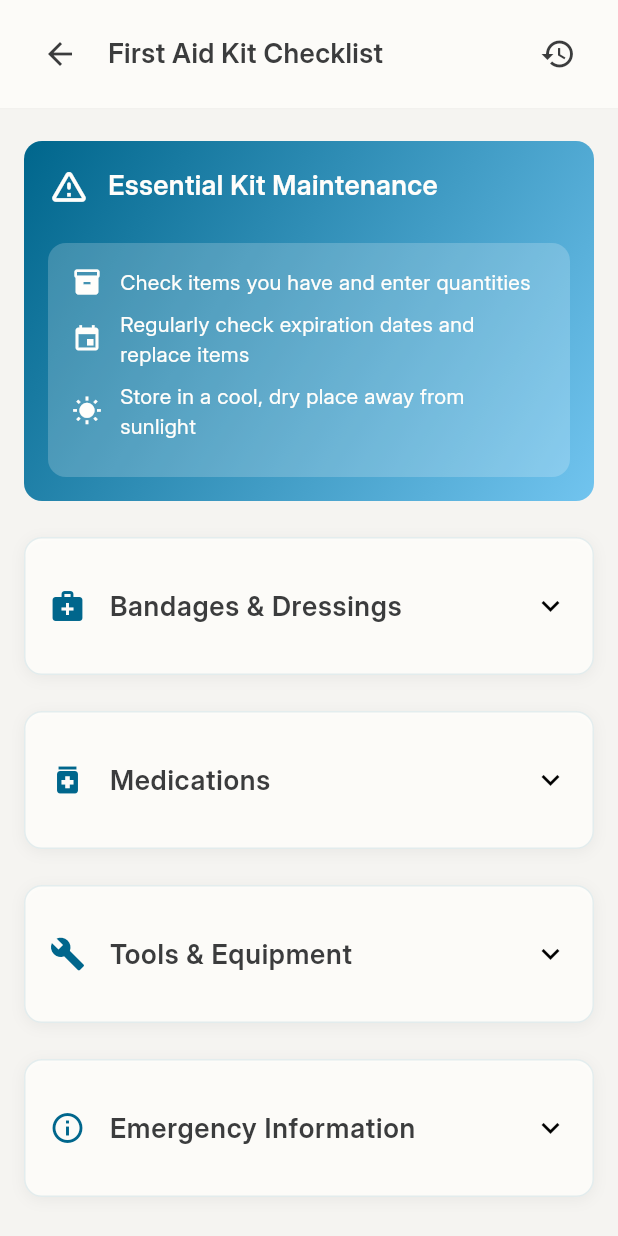
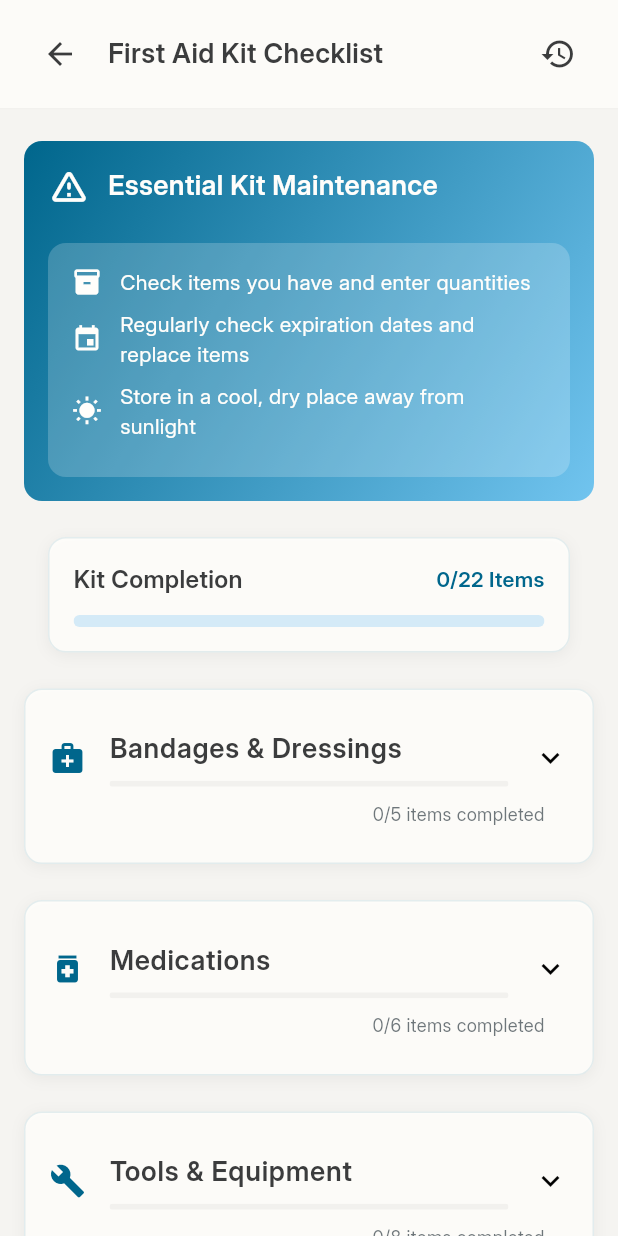
Before and after one commit to EnRui11/MY_DPAR, a Flutter app: the FirstAidKitScreen screen opened directly, on a phone screen of 412 x 824 dp. Run offline on Flutter 3.47's test engine with Material 3 defaults, Android fonts, the phone set to English and light mode, and no system bars; our stand-ins replace audioplayers, flutter_animate, flutter_map, geocoding, geolocator, image_picker and 3 more; accounts and stored records are empty.

Commit message:
First Aid Kit Interface and Home Safety Checklist Interface
Add Progress Bar for Each Catogories, Home Safety Checklist Interface Design

```diff
--- a/lib/screens/knowledge_base/first_aid_guide/first_aid_kit_screen.dart
+++ b/lib/screens/knowledge_base/first_aid_guide/first_aid_kit_screen.dart
@@ -4,6 +4,7 @@ import 'package:shared_preferences/shared_preferences.dart';
 import 'package:mydpar/theme/color_theme.dart';
 import 'package:mydpar/theme/theme_provider.dart';
 
+/// Represents an item in the first aid kit with a name, checked status, and quantity.
 class FirstAidKitItem {
   final String name;
   bool checked;
@@ -28,6 +29,7 @@ class FirstAidKitItem {
   );
 }
 
+/// A screen displaying a first aid kit checklist with progress tracking.
 class FirstAidKitScreen extends StatefulWidget {
   const FirstAidKitScreen({super.key});
 
@@ -36,6 +38,7 @@ class FirstAidKitScreen extends StatefulWidget {
 }
 
 class _FirstAidKitScreenState extends State<FirstAidKitScreen> {
+  // Constants for consistent spacing and padding
   static const double _paddingValue = 16.0;
   static const double _spacingSmall = 8.0;
   static const double _spacingMedium = 12.0;
@@ -49,6 +52,8 @@ class _FirstAidKitScreenState extends State<FirstAidKitScreen> {
   };
 
   bool _isLoading = false;
+  int _totalItems = 0;
+  int _completedItems = 0;
 
   @override
   void initState() {
@@ -56,6 +61,13 @@ class _FirstAidKitScreenState extends State<FirstAidKitScreen> {
     _loadItems();
   }
 
+  /// Updates the total and completed item counts for progress tracking.
+  void _updateProgress() {
+    _totalItems = _categories.values.fold(0, (sum, items) => sum + items.length);
+    _completedItems = _categories.values.fold(0, (sum, items) => sum + items.where((item) => item.checked).length);
+  }
+
+  /// Loads items from SharedPreferences and initializes progress.
   Future<void> _loadItems() async {
     setState(() => _isLoading = true);
     final prefs = await SharedPreferences.getInstance();
@@ -90,11 +102,12 @@ class _FirstAidKitScreenState extends State<FirstAidKitScreen> {
       await prefs.setBool('first_aid_kit_initialized', true);
     }
 
-    if (mounted) {
-      setState(() => _isLoading = false);
-    }
+    _updateProgress();
+
+    if (mounted) setState(() => _isLoading = false);
   }
 
+  /// Saves all items to SharedPreferences.
   Future<void> _saveItems() async {
     final prefs = await SharedPreferences.getInstance();
     for (final category in _categories.keys) {
@@ -105,6 +118,7 @@ class _FirstAidKitScreenState extends State<FirstAidKitScreen> {
     }
   }
 
+  /// Resets the checklist to default items with user confirmation.
   Future<void> _resetToDefaults() async {
     final shouldReset = await showDialog<bool>(
       context: context,
@@ -142,6 +156,7 @@ class _FirstAidKitScreenState extends State<FirstAidKitScreen> {
     }
   }
 
+  /// Initializes default items for each category.
   void _initializeDefaultItems() {
     _categories['Bandages & Dressings'] = [
       FirstAidKitItem(name: 'Adhesive Bandages (various sizes)'),
@@ -180,8 +195,8 @@ class _FirstAidKitScreenState extends State<FirstAidKitScreen> {
 
   @override
   Widget build(BuildContext context) {
-    final ThemeProvider themeProvider = Provider.of<ThemeProvider>(context);
-    final AppColorTheme colors = themeProvider.currentTheme;
+    final themeProvider = Provider.of<ThemeProvider>(context);
+    final colors = themeProvider.currentTheme;
 
     return Scaffold(
       backgroundColor: colors.bg200,
@@ -196,7 +211,7 @@ class _FirstAidKitScreenState extends State<FirstAidKitScreen> {
     );
   }
 
-  /// Builds the header with back button, title, and reset button
+  /// Builds the header with back button, title, and reset button.
   Widget _buildHeader(BuildContext context, AppColorTheme colors) => Container(
     decoration: BoxDecoration(
       color: colors.bg100.withOpacity(0.7),
@@ -225,7 +240,7 @@ class _FirstAidKitScreenState extends State<FirstAidKitScreen> {
     ),
   );
 
-  /// Builds the main content area
+  /// Builds the main content area with progress and categories.
   Widget _buildContent(AppColorTheme colors) => _isLoading
       ? Center(child: CircularProgressIndicator(color: colors.accent200))
       : SingleChildScrollView(
@@ -235,6 +250,8 @@ class _FirstAidKitScreenState extends State<FirstAidKitScreen> {
       children: [
         const SizedBox(height: _spacingLarge),
         _buildMaintenanceCard(colors),
+        const SizedBox(height: _spacingLarge),
+        _buildProgressBar(colors),
         const SizedBox(height: _spacingLarge),
         ..._categories.entries.map(
               (entry) => Column(
@@ -248,7 +265,200 @@ class _FirstAidKitScreenState extends State<FirstAidKitScreen> {
     ),
   );
 
-  /// Maps category names to icons
+  /// Builds the overall progress bar for the kit.
+  Widget _buildProgressBar(AppColorTheme colors) => Container(
+    margin: const EdgeInsets.symmetric(horizontal: _paddingValue),
+    padding: const EdgeInsets.all(_paddingValue),
+    decoration: _buildCardDecoration(colors),
+    child: Column(
+      crossAxisAlignment: CrossAxisAlignment.start,
+      children: [
+        Row(
+          mainAxisAlignment: MainAxisAlignment.spaceBetween,
+          children: [
+            Text(
+              'Kit Completion',
+              style: TextStyle(fontSize: 16, fontWeight: FontWeight.bold, color: colors.primary300),
+            ),
+            Text(
+              '$_completedItems/$_totalItems Items',
+              style: TextStyle(color: colors.accent200, fontWeight: FontWeight.w600),
+            ),
+          ],
+        ),
+        const SizedBox(height: _spacingMedium),
+        ClipRRect(
+          borderRadius: BorderRadius.circular(4),
+          child: LinearProgressIndicator(
+            value: _totalItems > 0 ? (_completedItems / _totalItems).toDouble() : 0.0,
+            backgroundColor: colors.primary100,
+            valueColor: AlwaysStoppedAnimation<Color>(colors.accent200),
+            minHeight: 8,
+          ),
+        ),
+      ],
+    ),
+  );
+
+  /// Builds a category card with items and progress indicator.
+  Widget _buildCategoryCard(AppColorTheme colors, String title, IconData icon, List<FirstAidKitItem> items) {
+    final itemCount = items.length;
+    final completedCount = items.where((item) => item.checked).length;
+    final progress = itemCount > 0 ? (completedCount / itemCount).toDouble() : 0.0;
+
+    return Container(
+      decoration: _buildCardDecoration(colors),
+      padding: const EdgeInsets.all(_paddingValue),
+      child: Column(
+        children: [
+          ExpansionTile(
+            leading: Icon(icon, color: colors.accent200),
+            title: Column(
+              crossAxisAlignment: CrossAxisAlignment.start,
+              children: [
+                Text(
+                  title,
+                  style: TextStyle(color: colors.primary300, fontSize: 18, fontWeight: FontWeight.w600),
+                ),
+                const SizedBox(height: _spacingSmall),
+                ClipRRect(
+                  borderRadius: BorderRadius.circular(2),
+                  child: LinearProgressIndicator(
+                    value: progress,
+                    backgroundColor: colors.bg300.withOpacity(0.2),
+                    valueColor: AlwaysStoppedAnimation<Color>(
+                      progress == 1.0 ? colors.accent200 : colors.accent200.withOpacity(0.5),
+                    ),
+                    minHeight: 4,
+                  ),
+                ),
+              ],
+            ),
+            tilePadding: EdgeInsets.zero,
+            childrenPadding: const EdgeInsets.only(top: _spacingMedium),
+            children: items.isEmpty
+                ? [Text('No items available', style: TextStyle(color: colors.text200))]
+                : items.asMap().entries.map((entry) => _buildChecklistItem(colors, title, entry.key, entry.value)).toList(),
+          ),
+          Padding(
+            padding: const EdgeInsets.fromLTRB(_paddingValue, 0, _paddingValue, _spacingSmall),
+            child: Row(
+              mainAxisAlignment: MainAxisAlignment.end,
+              children: [
+                Text(
+                  '$completedCount/$itemCount items completed',
+                  style: TextStyle(color: colors.text200.withOpacity(0.7), fontSize: 12),
+                ),
+              ],
+            ),
+          ),
+        ],
+      ),
+    );
+  }
+
+  /// Builds a checklist item with a tappable checkbox and description.
+  Widget _buildChecklistItem(AppColorTheme colors, String category, int index, FirstAidKitItem item) {
+    final controller = TextEditingController(text: item.quantity > 0 ? item.quantity.toString() : '');
+    return InkWell(
+      onTap: () {
+        setState(() {
+          item.checked = !item.checked; // Toggle the state
+          if (!item.checked) {
+            item.quantity = 0;
+            controller.text = '';
+          }
+          _updateProgress();
+          _saveItems();
+        });
+      },
+      child: Padding(
+        padding: const EdgeInsets.only(bottom: _spacingSmall),
+        child: Row(
+          children: [
+            SizedBox(
+              width: 24,
+              height: 24,
+              child: Checkbox(
+                value: item.checked,
+                activeColor: colors.accent200,
+                shape: RoundedRectangleBorder(borderRadius: BorderRadius.circular(6)),
+                onChanged: (value) {
+                  setState(() {
+                    item.checked = value ?? false;
+                    if (!item.checked) {
+                      item.quantity = 0;
+                      controller.text = '';
+                    }
+                    _updateProgress();
+                    _saveItems();
+                  });
+                },
+              ),
+            ),
+            const SizedBox(width: _spacingMedium),
+            Expanded(
+              child: Text(
+                item.name,
+                style: TextStyle(
+                  color: colors.text200,
+                  decoration: item.checked ? TextDecoration.lineThrough : null,
+                ),
+              ),
+            ),
+            SizedBox(
+              width: 60,
+              child: TextField(
+                enabled: item.checked,
+                keyboardType: TextInputType.number,
+                textAlign: TextAlign.center,
+                decoration: InputDecoration(
+                  contentPadding: const EdgeInsets.symmetric(horizontal: 8, vertical: 8),
+                  hintText: 'Qty',
+                  hintStyle: TextStyle(color: colors.bg300),
+                  border: OutlineInputBorder(
+                    borderRadius: BorderRadius.circular(8),
+                    borderSide: BorderSide(color: colors.bg300),
+                  ),
+                  enabledBorder: OutlineInputBorder(
+                    borderRadius: BorderRadius.circular(8),
+                    borderSide: BorderSide(color: colors.bg300),
+                  ),
+                  disabledBorder: OutlineInputBorder(
+                    borderRadius: BorderRadius.circular(8),
+                    borderSide: BorderSide(color: colors.bg300.withOpacity(0.5)),
+                  ),
+                  focusedBorder: OutlineInputBorder(
+                    borderRadius: BorderRadius.circular(8),
+                    borderSide: BorderSide(color: colors.accent200),
+                  ),
+                ),
+                controller: controller,
+                onChanged: (value) {
+                  setState(() {
+                    item.quantity = (int.tryParse(value) ?? 0).clamp(0, 999);
+                    controller.text = item.quantity.toString();
+                    _saveItems();
+                  });
+                },
+                onTap: () {
+                  if (!item.checked) {
+                    setState(() {
+                      item.checked = true;
+                      _updateProgress();
+                      _saveItems();
+                    });
+                  }
+                },
+              ),
+            ),
+          ],
+        ),
+      ),
+    );
+  }
+
+  /// Maps category names to icons.
   IconData _getCategoryIcon(String category) {
     switch (category) {
       case 'Bandages & Dressings':
@@ -264,7 +474,7 @@ class _FirstAidKitScreenState extends State<FirstAidKitScreen> {
     }
   }
 
-  /// Builds the maintenance tips card
+  /// Builds the maintenance tips card.
   Widget _buildMaintenanceCard(AppColorTheme colors) => Container(
     decoration: BoxDecoration(
       gradient: LinearGradient(
@@ -307,7 +517,7 @@ class _FirstAidKitScreenState extends State<FirstAidKitScreen> {
     ),
   );
 
-  /// Builds a maintenance item
+  /// Builds a maintenance tip item.
   Widget _buildMaintenanceItem(AppColorTheme colors, IconData icon, String text) => Padding(
     padding: const EdgeInsets.only(bottom: _spacingSmall),
     child: Row(
@@ -319,97 +529,7 @@ class _FirstAidKitScreenState extends State<FirstAidKitScreen> {
     ),
   );
 
-  /// Builds a category card with expandable checklist items
-  Widget _buildCategoryCard(AppColorTheme colors, String title, IconData icon, List<FirstAidKitItem> items) => Container(
-    decoration: _buildCardDecoration(colors),
-    padding: const EdgeInsets.all(_paddingValue),
-    child: ExpansionTile(
-      leading: Icon(icon, color: colors.accent200),
-      title: Text(
-        title,
-        style: TextStyle(color: colors.primary300, fontSize: 18, fontWeight: FontWeight.w600),
-      ),
-      tilePadding: EdgeInsets.zero,
-      childrenPadding: const EdgeInsets.only(top: _spacingMedium),
-      children: items.isEmpty
-          ? [Text('No items available', style: TextStyle(color: colors.text200))]
-          : items.asMap().entries.map((entry) => _buildChecklistItem(colors, title, entry.key, entry.value)).toList(),
-    ),
-  );
-
-  /// Builds a checklist item with checkbox and conditional quantity input
-  Widget _buildChecklistItem(AppColorTheme colors, String category, int index, FirstAidKitItem item) {
-    final controller = TextEditingController(text: item.quantity > 0 ? item.quantity.toString() : '');
-    return Padding(
-      padding: const EdgeInsets.only(bottom: _spacingSmall),
-      child: Row(
-        children: [
-          Checkbox(
-            value: item.checked,
-            activeColor: colors.accent200,
-            onChanged: (value) {
-              setState(() {
-                item.checked = value ?? false;
-                if (!item.checked) {
-                  item.quantity = 0; // Reset quantity when unchecked
-                  controller.text = ''; // Clear the text field
-                }
-                _saveItems();
-              });
-            },
-          ),
-          Expanded(
-            child: Text(
-              item.name,
-              style: TextStyle(
-                color: colors.text200,
-                decoration: item.checked ? TextDecoration.lineThrough : null,
-              ),
-            ),
-          ),
-          SizedBox(
-            width: 60,
-            child: TextField(
-              enabled: item.checked, // Disable when not checked
-              keyboardType: TextInputType.number,
-              textAlign: TextAlign.center,
-              decoration: InputDecoration(
-                contentPadding: const EdgeInsets.symmetric(horizontal: 8, vertical: 8),
-                hintText: 'Qty',
-                hintStyle: TextStyle(color: colors.bg300),
-                border: OutlineInputBorder(
-                  borderRadius: BorderRadius.circular(8),
-                  borderSide: BorderSide(color: colors.bg300),
-                ),
-                enabledBorder: OutlineInputBorder(
-                  borderRadius: BorderRadius.circular(8),
-                  borderSide: BorderSide(color: colors.bg300),
-                ),
-                disabledBorder: OutlineInputBorder(
-                  borderRadius: BorderRadius.circular(8),
-                  borderSide: BorderSide(color: colors.bg300.withOpacity(0.5)),
-                ),
-                focusedBorder: OutlineInputBorder(
-                  borderRadius: BorderRadius.circular(8),
-                  borderSide: BorderSide(color: colors.accent200),
-                ),
-              ),
-              controller: controller,
-              onChanged: (value) {
-                setState(() {
-                  item.quantity = (int.tryParse(value) ?? 0).clamp(0, 999);
-                  controller.text = item.quantity.toString();
-                  _saveItems();
-                });
-              },
-            ),
-          ),
-        ],
-      ),
-    );
-  }
-
-  /// Returns a reusable card decoration
+  /// Returns a reusable card decoration for consistent styling.
   BoxDecoration _buildCardDecoration(AppColorTheme colors) => BoxDecoration(
     color: colors.bg100.withOpacity(0.85),
     borderRadius: BorderRadius.circular(12),
```
Also changed, not shown: lib/screens/knowledge_base/home_safety_checklist_screen.dart (added, +405 -0 lines), lib/screens/knowledge_base/knowledge_base_screen.dart (+12 -4 lines), 4 other files.
